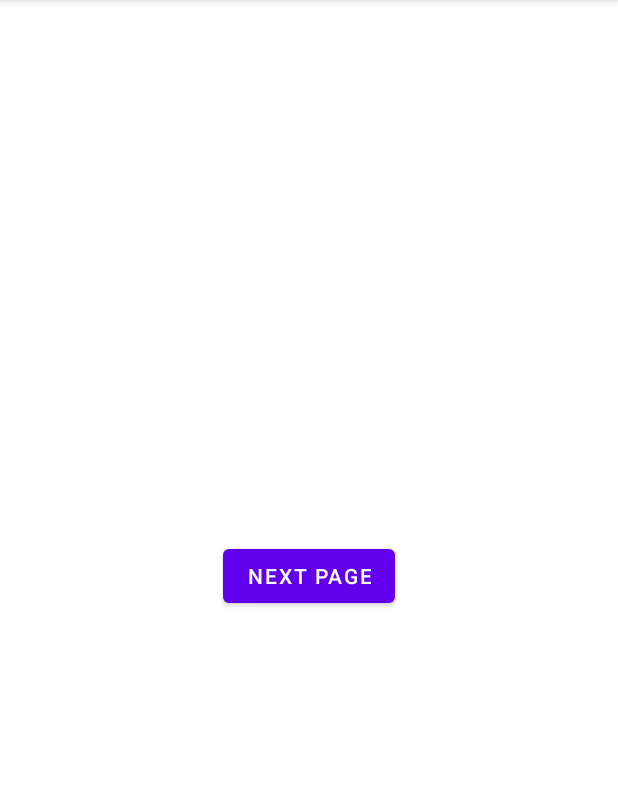
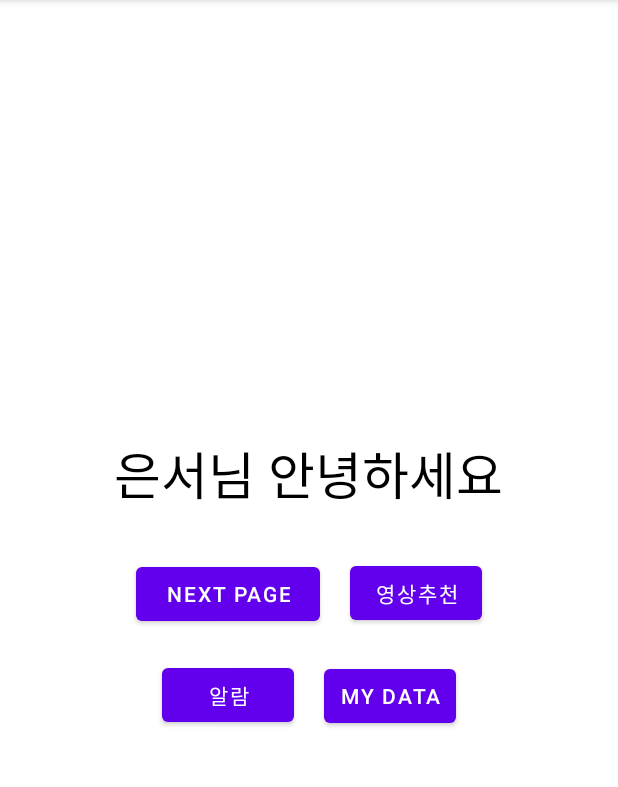
Before and after one commit to meanz1/SE_SleepWithMe, an Android app: the screen it shows after launch (MainActivity), on a phone screen of 412 x 824 dp, the part 84-871 px from its top. Run offline under Robolectric (Android 15) with nearby library versions, the phone set to English and light mode, and no system bars.

Commit message:
menu in homepage

```diff
--- a/APP/app/src/main/java/com/example/lullaby/MainActivity.java
+++ b/APP/app/src/main/java/com/example/lullaby/MainActivity.java
@@ -21,5 +21,13 @@ public class MainActivity extends AppCompatActivity {
                 startActivity(intent);
             }
         });
+        Button recommendButton = findViewById(R.id.recommend);
+        recommendButton.setOnClickListener(new View.OnClickListener(){
+            @Override
+            public void onClick(View v) {
+                Intent intent = new Intent(v.getContext(), SelectActivity.class);
+                startActivity(intent);
+            }
+        });
     }
 }
--- a/APP/app/src/main/res/layout/activity_main.xml
+++ b/APP/app/src/main/res/layout/activity_main.xml
@@ -1,28 +1,64 @@
 <?xml version="1.0" encoding="utf-8"?>
-<androidx.constraintlayout.widget.ConstraintLayout xmlns:android="http://schemas.android.com/apk/res/android"
-    xmlns:app="http://schemas.android.com/apk/res-auto"
+<LinearLayout xmlns:android="http://schemas.android.com/apk/res/android"
     xmlns:tools="http://schemas.android.com/tools"
     android:layout_width="match_parent"
     android:layout_height="match_parent"
-    tools:context=".MainActivity">
+    android:orientation="vertical"
+    android:gravity="center"
+    tools:context=".MainActivity"
+    android:background="@color/white"
+    android:padding="20dp">
 
     <TextView
         android:layout_width="wrap_content"
         android:layout_height="wrap_content"
-        android:text="Hello World!"
-        app:layout_constraintBottom_toBottomOf="parent"
-        app:layout_constraintLeft_toLeftOf="parent"
-        app:layout_constraintRight_toRightOf="parent"
-        app:layout_constraintTop_toTopOf="parent" />
+        android:text="은서님 안녕하세요"
+        android:textColor="@color/black"
+        android:textSize="34dp"
+        android:layout_margin="20dp"/>
 
-    <Button
-        android:id="@+id/btn1"
+    <LinearLayout
         android:layout_width="wrap_content"
-        android:layout_height="wrap_content"
-        app:layout_constraintBottom_toBottomOf="parent"
-        app:layout_constraintEnd_toEndOf="parent"
-        app:layout_constraintHorizontal_bias="0.5"
-        app:layout_constraintStart_toStartOf="parent"
-        app:layout_constraintTop_toTopOf="parent"
-        android:text="next page"/>
-</androidx.constraintlayout.widget.ConstraintLayout>
+        android:background="@color/white"
+        android:layout_height="wrap_content">
+
+        <Button
+            android:id="@+id/btn1"
+            android:layout_width="wrap_content"
+            android:layout_height="wrap_content"
+            android:layout_margin="10dp"
+            android:text="next page"
+            android:textColor="@color/white"
+            android:paddingHorizontal="20dp" />
+
+        <Button
+            android:id="@+id/recommend"
+            android:layout_width="wrap_content"
+            android:layout_height="wrap_content"
+            android:layout_margin="10dp"
+            android:text="영상추천"
+            android:textColor="@color/white"
+            android:paddingHorizontal="15dp" />
+    </LinearLayout>
+
+    <LinearLayout
+        android:layout_width="wrap_content"
+        android:layout_height="wrap_content">
+        <Button
+            android:id="@+id/alarm"
+            android:layout_width="wrap_content"
+            android:layout_height="wrap_content"
+            android:layout_margin="10dp"
+            android:paddingHorizontal="10dp"
+            android:text="알람"
+            android:textColor="@color/white"/>
+        <Button
+            android:id="@+id/myData"
+            android:layout_width="wrap_content"
+            android:layout_height="wrap_content"
+            android:layout_margin="10dp"
+            android:paddingHorizontal="10dp"
+            android:text="My data"
+            android:textColor="@color/white" />
+    </LinearLayout>
+</LinearLayout>
```
